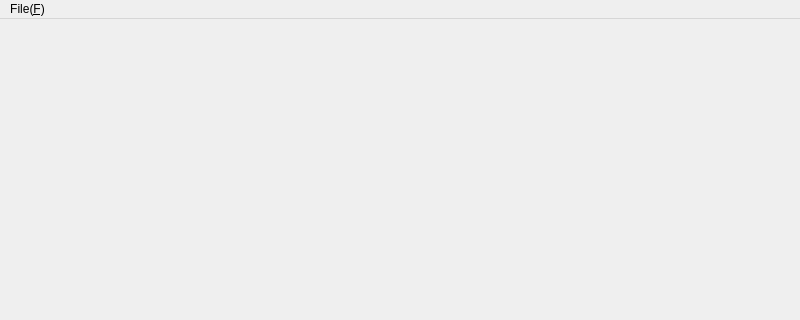
Before: the Qt Designer form next.ui in GreatV/next, drawn with Qt 5; both pictures show x 0 to 800 and y 0 to 320 of the 800 by 600 pixel window.
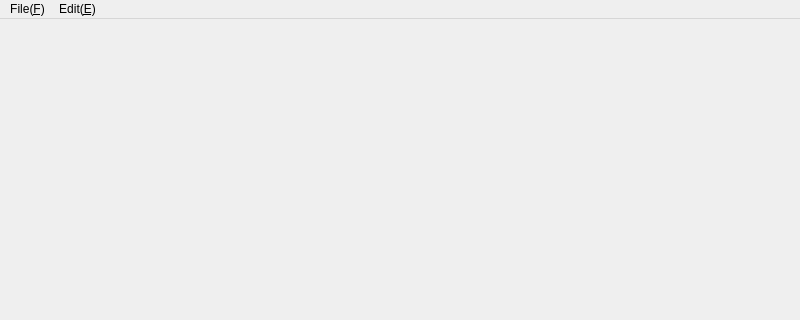
After: the same form once the commit is applied. Custom widgets are drawn as their Qt base class.

```diff
--- a/next.ui
+++ b/next.ui
@@ -197,7 +197,7 @@
      <x>0</x>
      <y>0</y>
      <width>800</width>
-     <height>17</height>
+     <height>24</height>
     </rect>
    </property>
    <widget class="QMenu" name="menuFile">
@@ -207,7 +207,21 @@
     <addaction name="actionOpen"/>
     <addaction name="actionExit"/>
    </widget>
+   <widget class="QMenu" name="menuEdit_E">
+    <property name="title">
+     <string>Edit(&amp;E)</string>
+    </property>
+    <addaction name="actionGreate_Polygons"/>
+    <addaction name="actionGreate_Rectangle"/>
+    <addaction name="actionCreate_Circle"/>
+    <addaction name="actionCreate_Line"/>
+    <addaction name="actionCreate_Point"/>
+    <addaction name="separator"/>
+    <addaction name="actionUndo"/>
+    <addaction name="actionRedo"/>
+   </widget>
    <addaction name="menuFile"/>
+   <addaction name="menuEdit_E"/>
   </widget>
   <widget class="QStatusBar" name="statusbar"/>
   <action name="actionOpen">
```
Left out of the diff: 41 changed lines with no effect on the pictures.
